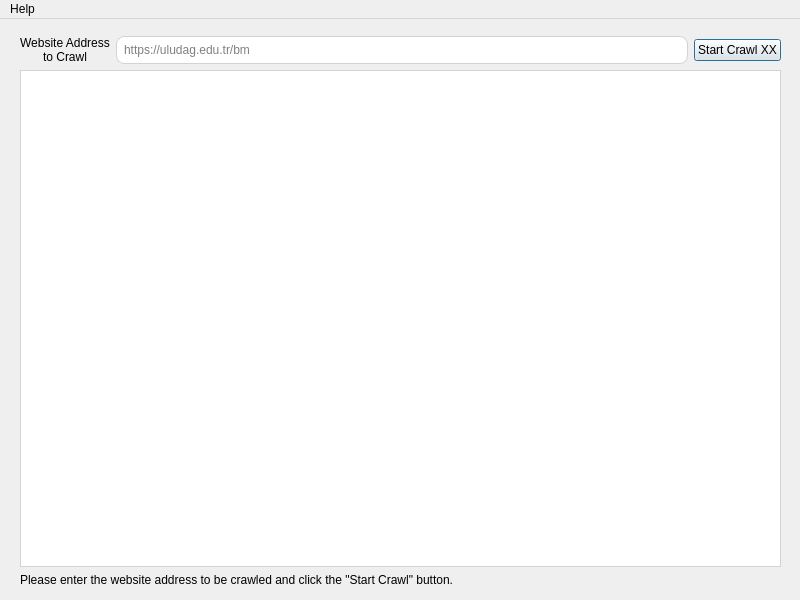
First picture: the form in app/form.ui, repository ZekeriyaAY/webcrawler3003, before the edit.
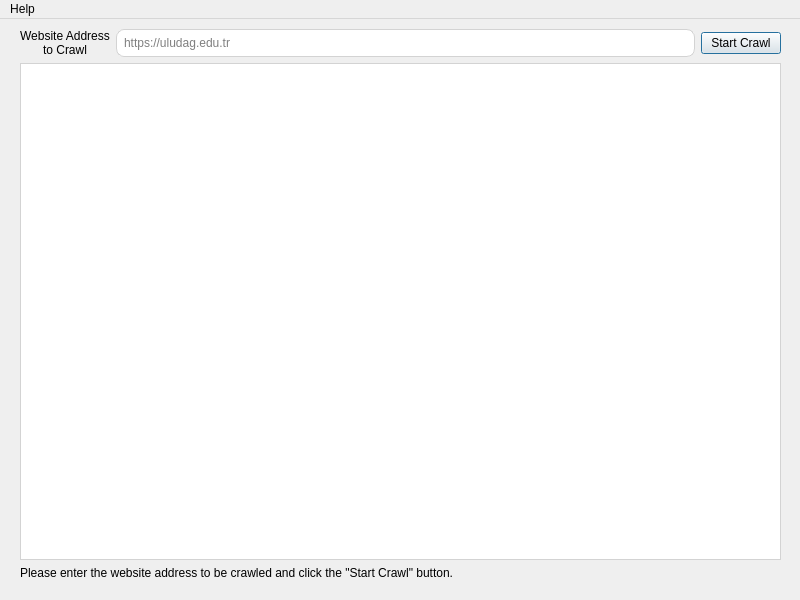
Second picture: the form after the edit.

Commit message: GUI threading works :d

```diff
--- a/app/form.ui
+++ b/app/form.ui
@@ -16,6 +16,12 @@
     <height>600</height>
    </size>
   </property>
+  <property name="maximumSize">
+   <size>
+    <width>800</width>
+    <height>600</height>
+   </size>
+  </property>
   <property name="windowTitle">
    <string>webcrawler3003</string>
   </property>
@@ -24,12 +30,12 @@
     <property name="geometry">
      <rect>
       <x>10</x>
-      <y>7</y>
+      <y>0</y>
       <width>781</width>
       <height>561</height>
      </rect>
     </property>
-    <layout class="QGridLayout" name="gridLayout">
+    <layout class="QVBoxLayout" name="verticalLayout">
      <property name="leftMargin">
       <number>10</number>
      </property>
@@ -39,21 +45,20 @@
      <property name="rightMargin">
       <number>10</number>
      </property>
-     <item row="3" column="0" colspan="3">
-      <widget class="QTextBrowser" name="outputTextBrowser">
-       <property name="styleSheet">
-        <string notr="true">QTextBrowser {
-	border-style: solid;
-	border-width: 1px;
-	border-color: lightgray;
-}</string>
-       </property>
-       <property name="openExternalLinks">
-        <bool>true</bool>
+     <item>
+      <layout class="QHBoxLayout" name="horizontalLayout">
+       <item>
+        <widget class="QLabel" name="urlLabel">
+         <property name="text">
+          <string>Website Address 
+to Crawl</string>
+         </property>
+         <property name="alignment">
+          <set>Qt::AlignCenter</set>
        </property>
       </widget>
      </item>
-     <item row="2" column="1">
+       <item>
       <widget class="QLineEdit" name="urlInput">
        <property name="sizePolicy">
         <sizepolicy hsizetype="Expanding" vsizetype="Preferred">
@@ -75,38 +80,40 @@
         <number>512</number>
        </property>
        <property name="placeholderText">
-        <string>https://uludag.edu.tr/bm</string>
+          <string>https://uludag.edu.tr</string>
        </property>
       </widget>
      </item>
-     <item row="2" column="2">
+       <item>
       <widget class="QPushButton" name="actionButton">
        <property name="text">
-        <string>Start Crawl XX</string>
+          <string>Start Crawl</string>
        </property>
        <property name="default">
         <bool>true</bool>
        </property>
       </widget>
      </item>
-     <item row="2" column="0">
-      <widget class="QLabel" name="urlLabel">
-       <property name="text">
-        <string>Website Address 
-to Crawl</string>
+      </layout>
+     </item>
+     <item>
+      <widget class="QTextBrowser" name="outputTextBrowser">
+       <property name="styleSheet">
+        <string notr="true">QTextBrowser {
+	border-style: solid;
+	border-width: 1px;
+	border-color: lightgray;
+}</string>
        </property>
-       <property name="alignment">
-        <set>Qt::AlignCenter</set>
-       </property>
-       <property name="wordWrap">
+       <property name="openExternalLinks">
         <bool>true</bool>
        </property>
       </widget>
      </item>
-     <item row="4" column="0" colspan="2">
+     <item>
       <widget class="QLabel" name="infoLabel">
        <property name="text">
-        <string>&lt;html&gt;&lt;head/&gt;&lt;body&gt;&lt;p&gt;Please enter the website address to be crawled and click the &amp;quot;Start Crawl&amp;quot; button.&lt;/p&gt;&lt;/body&gt;&lt;/html&gt;</string>
+        <string>Please enter the website address to be crawled and click the &quot;Start Crawl&quot; button.</string>
        </property>
       </widget>
      </item>
```
Left out of the diff: 7 changed lines with no effect on the pictures. Lines whose indentation alone changed are shown as unchanged. The commit also changes 4 other files.
